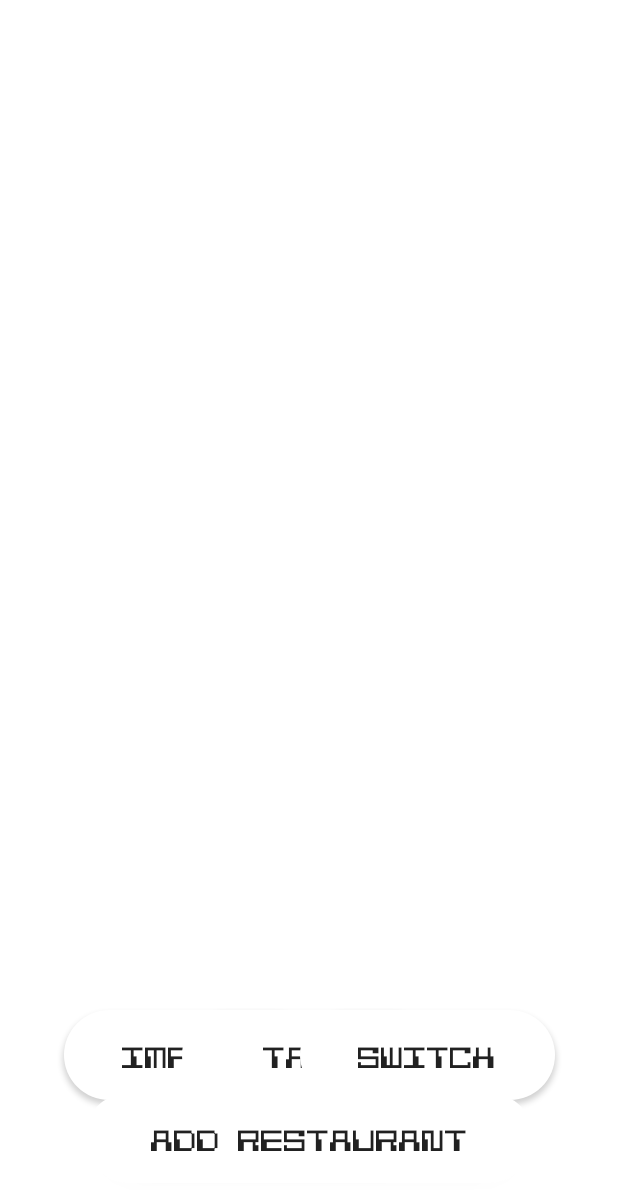
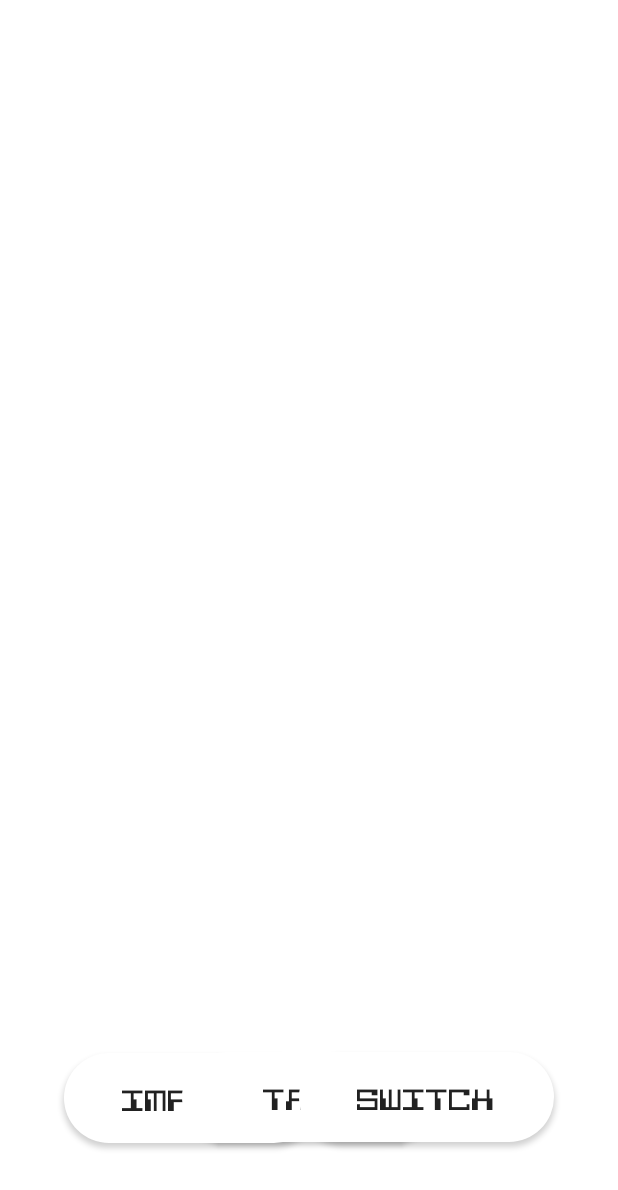
Before and after one commit to wujt89/Menu_Classifier, an Android app: the menuScreen screen opened directly, with no data from a screen before it, on a phone screen of 412 x 824 dp. Shown: the top 1190 px of the screen. Run offline under Robolectric (Android 15) with nearby library versions, the phone set to English and light mode, and no system bars; our stand-ins replace data binding; libraries missing offline, so code that uses them is left out: com.google.mlkit.vision.

Commit message:
Menu Done 100%

```diff
--- a/app/src/main/java/com/example/ml_kit_text_recognition/Products.kt
+++ /dev/null
@@ -1,5 +0,0 @@
-package com.example.ml_kit_text_recognition
-
-class Products(val codeName: String, var expandable: Boolean = false) {
-
-}
--- a/app/src/main/java/com/example/ml_kit_text_recognition/firstScreen.kt
+++ b/app/src/main/java/com/example/ml_kit_text_recognition/firstScreen.kt
@@ -35,9 +35,5 @@ class firstScreen : AppCompatActivity() {
             val i = Intent(this@firstScreen, myProducts::class.java)
             startActivity(i)
         }
-
-        binding.addRestaurant.setOnClickListener {
-
-        }
     }
 }
--- a/app/src/main/java/com/example/ml_kit_text_recognition/menuScreenModelView.kt
+++ b/app/src/main/java/com/example/ml_kit_text_recognition/menuScreenModelView.kt
@@ -25,8 +25,8 @@ class menuScreenModelView : ViewModel() {
     var imageBitmap: Bitmap? = null
     private val TAG  = "ML_Kit_text_recognition"
     var flag = 0
-    private var glutenArray = listOf<String>("bread")
-    private val meatArray = listOf<String>("steak", "chicken")
+    private var glutenArray = listOf<String>("bread", "flour", "pasta")
+    private val meatArray = listOf<String>("steak", "chicken", "salmon", "prawns", "becon")
 
 
     var selectedImage: Bitmap? = null
@@ -118,6 +118,7 @@ class menuScreenModelView : ViewModel() {
                     )
                     binding.recognizedText.append(spann)
                 }
+                binding.recognizedText.append("\n")
             }
             else{
                 binding.recognizedText.append(spannable)
--- a/app/src/main/res/layout/activity_menu_screen.xml
+++ b/app/src/main/res/layout/activity_menu_screen.xml
@@ -2,6 +2,7 @@
 <layout xmlns:android="http://schemas.android.com/apk/res/android"
     xmlns:app="http://schemas.android.com/apk/res-auto"
     xmlns:tools="http://schemas.android.com/tools">
+
     <androidx.constraintlayout.widget.ConstraintLayout
         android:layout_width="match_parent"
         android:layout_height="match_parent"
@@ -10,8 +11,8 @@
 
         <TextView
             android:id="@+id/recognizedText"
-            android:layout_width="700dp"
-            android:layout_height="850dp"
+            android:layout_width="697dp"
+            android:layout_height="925dp"
             android:background="@color/white"
             android:textColor="@color/black"
             android:textSize="34sp"
@@ -35,7 +36,7 @@
             app:layout_constraintHorizontal_bias="0.176"
             app:layout_constraintStart_toStartOf="parent"
             app:layout_constraintTop_toTopOf="parent"
-            app:layout_constraintVertical_bias="0.881" />
+            app:layout_constraintVertical_bias="0.919" />
 
         <Button
             android:id="@+id/buttonTake"
@@ -49,7 +50,8 @@
             app:layout_constraintEnd_toEndOf="parent"
             app:layout_constraintStart_toStartOf="parent"
             app:layout_constraintTop_toTopOf="parent"
-            app:layout_constraintVertical_bias="0.881" />
+            app:layout_constraintVertical_bias="0.918" />
+
 
         <Button
             android:id="@+id/buttonSwitch"
@@ -61,29 +63,15 @@
             android:textSize="20sp"
             app:layout_constraintBottom_toBottomOf="parent"
             app:layout_constraintEnd_toEndOf="parent"
-            app:layout_constraintHorizontal_bias="0.826"
+            app:layout_constraintHorizontal_bias="0.825"
             app:layout_constraintStart_toStartOf="parent"
             app:layout_constraintTop_toTopOf="parent"
-            app:layout_constraintVertical_bias="0.881" />
-
-        <Button
-            android:id="@+id/buttonAdd"
-            android:layout_width="300sp"
-            android:layout_height="60sp"
-            android:background="@drawable/buttonmenu"
-            android:fontFamily="@font/pixelcalculation"
-            android:text="@string/add_restaurant"
-            android:textSize="20sp"
-            app:layout_constraintBottom_toBottomOf="parent"
-            app:layout_constraintEnd_toEndOf="parent"
-            app:layout_constraintStart_toStartOf="parent"
-            app:layout_constraintTop_toTopOf="parent"
-            app:layout_constraintVertical_bias="0.954" />
+            app:layout_constraintVertical_bias="0.918" />
 
         <ImageView
             android:id="@+id/image"
-            android:layout_width="700dp"
-            android:layout_height="850dp"
+            android:layout_width="817dp"
+            android:layout_height="980dp"
             android:orientation="horizontal"
             android:visibility="invisible"
             app:layout_constraintBottom_toBottomOf="parent"
--- a/app/src/main/res/layout/activity_my_products.xml
+++ b/app/src/main/res/layout/activity_my_products.xml
@@ -67,6 +67,7 @@
         <TextView
             android:fontFamily="@font/pixelcalculation"
             android:layout_marginTop="60dp"
+            android:layout_marginBottom="20dp"
             android:id="@+id/notVegetarianTitle"
             android:layout_width="match_parent"
             android:layout_height="wrap_content"
@@ -79,6 +80,7 @@
         <TextView
             android:fontFamily="@font/pixelcalculation"
             android:layout_marginTop="60dp"
+            android:layout_marginBottom="20dp"
             android:id="@+id/vegetarianTitle"
             android:layout_width="match_parent"
             android:layout_height="wrap_content"
@@ -92,6 +94,7 @@
         <TextView
             android:fontFamily="@font/pixelcalculation"
             android:layout_marginTop="60dp"
+            android:layout_marginBottom="20dp"
             android:id="@+id/glutenFreeTitle"
             android:layout_width="match_parent"
             android:layout_height="wrap_content"
@@ -108,6 +111,7 @@
         <TextView
             android:fontFamily="@font/pixelcalculation"
             android:layout_marginTop="60dp"
+            android:layout_marginBottom="20dp"
             android:id="@+id/notGlutenFreeTitle"
             android:layout_width="match_parent"
             android:layout_height="wrap_content"
```
Also changed, not shown: app/src/main/res/layout/activity_first_screen.xml (+1 -14 lines).
